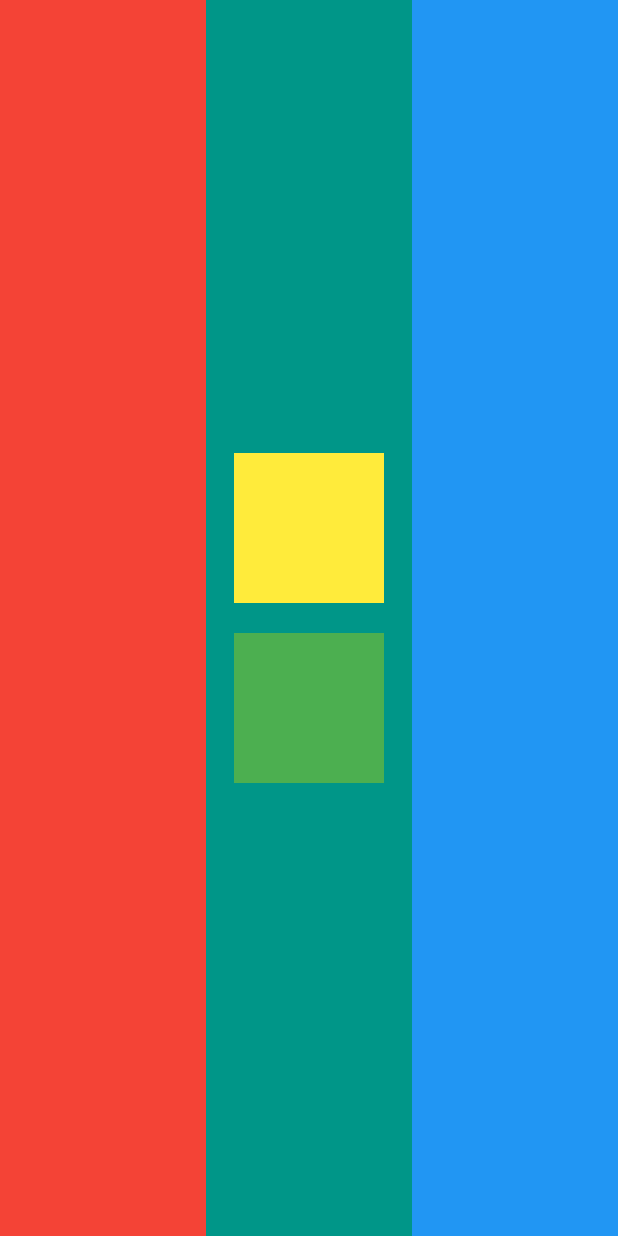
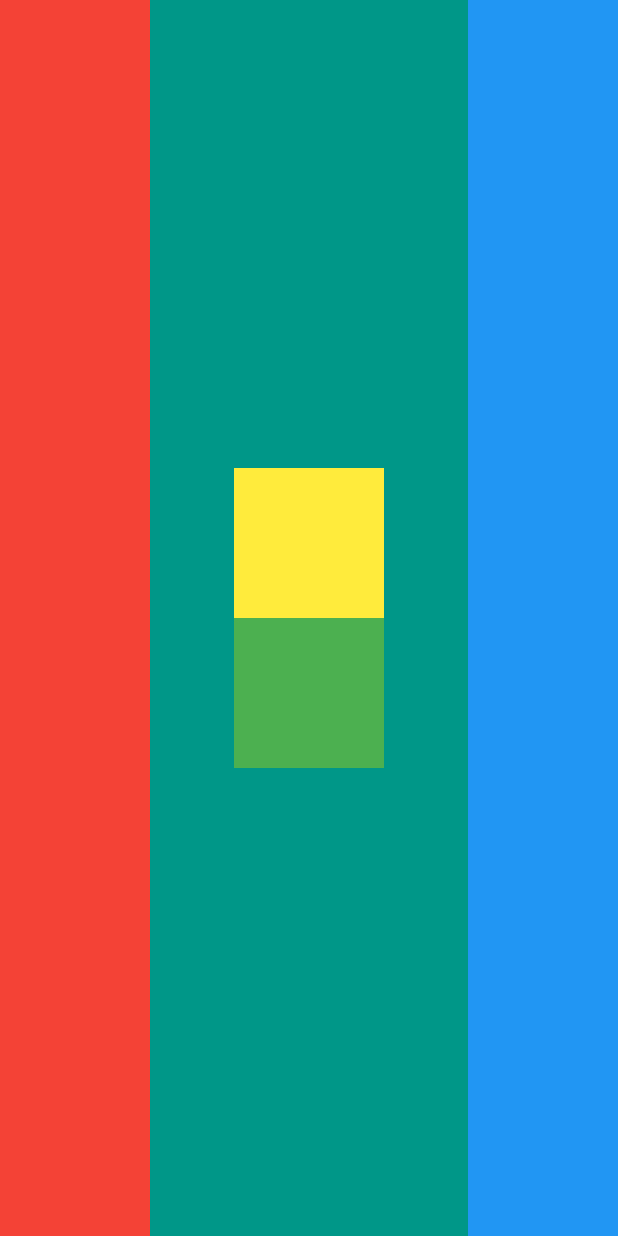
Before and after one commit to bsanderson1981/section6, a Flutter app: the screen it shows after launch, on a phone screen of 412 x 824 dp. Run offline on Flutter 3.47's test engine with Material 3 defaults, Android fonts, the phone set to English and light mode, and no system bars.

Commit message:
finished section 6 #43 fixed column 1 & 3 width to 100 pix

```diff
--- a/lib/main.dart
+++ b/lib/main.dart
@@ -19,9 +19,8 @@ class MyApp extends StatelessWidget {
           child: Row(
             children: [
               // First column - red background
-              Expanded(
-                child: Container(color: Colors.red, height: double.infinity),
-              ),
+              Container(width: 100,color: Colors.red, height: double.infinity),
+
 
               // Second column - two stacked boxes
               Expanded(
@@ -29,16 +28,14 @@ class MyApp extends StatelessWidget {
                   mainAxisAlignment: MainAxisAlignment.center,
                   children: [
                     Container(width: 100, height: 100, color: Colors.yellow),
-                    SizedBox(height: 20),
                     Container(width: 100, height: 100, color: Colors.green),
                   ],
                 ),
               ),
 
               // Third column - blue background
-              Expanded(
-                child: Container(color: Colors.blue, height: double.infinity),
-              ),
+              Container(width: 100,color: Colors.blue, height: double.infinity),
+
             ],
           ),
         ),
```
